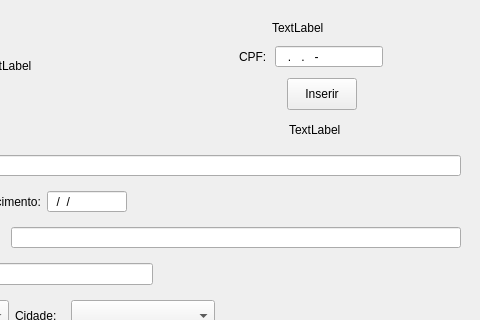
Old version of the form SistemaDeMatriculas-V0/cadastro_professor.ui in the repository leonardopereira10/UEG; both pictures show x 81 to 561 and y 0 to 320 of the 561 by 536 pixel window.
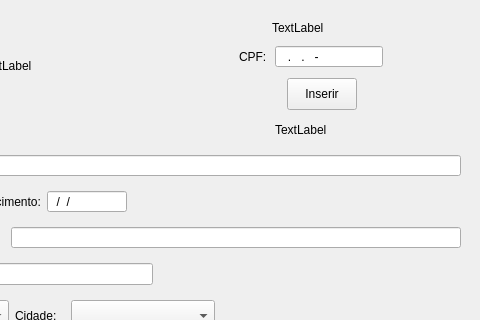
New version of the form.

```diff
--- a/SistemaDeMatriculas-V0/cadastro_professor.ui
+++ b/SistemaDeMatriculas-V0/cadastro_professor.ui
@@ -606,7 +606,7 @@
   <widget class="QLabel" name="aviso_incorreto">
    <property name="geometry">
     <rect>
-     <x>370</x>
+     <x>356</x>
      <y>122</y>
      <width>59</width>
      <height>16</height>
```
